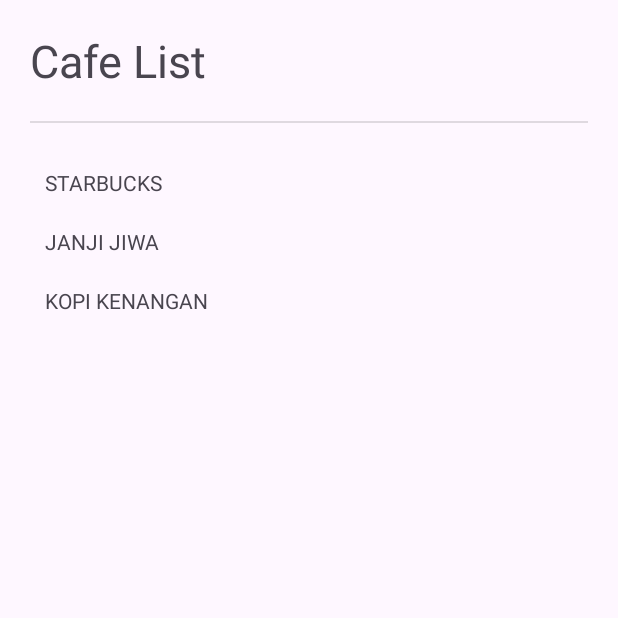
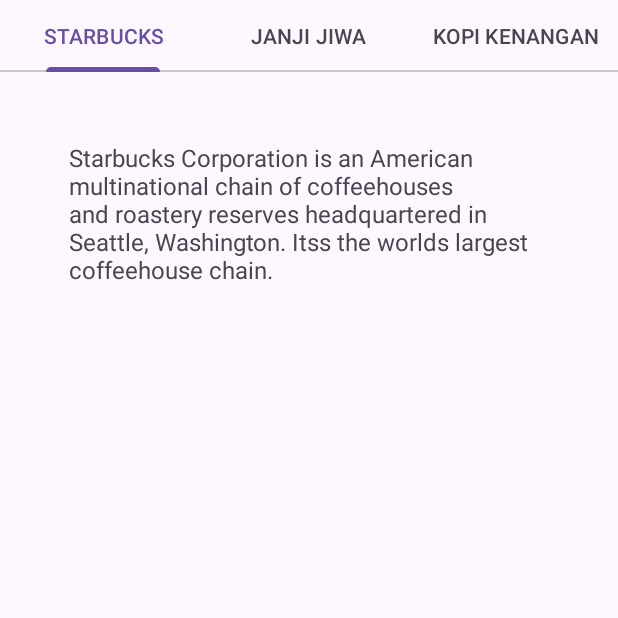
Before and after one commit to Calvin-braus/LAB_WEEK_04, an Android app: the fragment CafeFragment shown on its own in the app's theme, on a phone screen of 412 x 824 dp, the top half of it. Run offline under Robolectric (Android 15) with nearby library versions, the phone set to English and light mode, and no system bars.

Commit message:
Commit No. 3 – Tabbeb Navigation

```diff
--- /dev/null
+++ b/app/src/main/java/com/example/lab_week_04/CafeAdapter.kt
@@ -0,0 +1,27 @@
+package com.example.lab_week_04
+
+import androidx.fragment.app.Fragment
+import androidx.viewpager2.adapter.FragmentStateAdapter
+
+// List tab yang akan ditampilkan
+val TABS_FIXED = listOf(
+    R.string.starbucks_title,
+    R.string.janjijiwa_title,
+    R.string.kopikenangan_title
+)
+
+val TABS_DESC = listOf(
+    R.string.starbucks_desc,
+    R.string.janjijiwa_desc,
+    R.string.kopikenangan_desc
+)
+
+class CafeAdapter(private val fragment: Fragment) : FragmentStateAdapter(fragment) {
+
+    override fun getItemCount(): Int = TABS_FIXED.size
+
+    override fun createFragment(position: Int): Fragment {
+        val desc = fragment.requireContext().getString(TABS_DESC[position])
+        return CafeDetailFragment.newInstance(desc)
+    }
+}
--- /dev/null
+++ b/app/src/main/java/com/example/lab_week_04/CafeDetailFragment.kt
@@ -0,0 +1,43 @@
+package com.example.lab_week_04
+
+import android.os.Bundle
+import androidx.fragment.app.Fragment
+import android.view.LayoutInflater
+import android.view.View
+import android.view.ViewGroup
+import android.widget.TextView
+
+
+private const val TAB_CONTENT = "TAB_CONTENT"
+
+class CafeDetailFragment : Fragment() {
+    private var content: String? = null
+
+    override fun onCreate(savedInstanceState: Bundle?) {
+        super.onCreate(savedInstanceState)
+        arguments?.let {
+            content = it.getString(TAB_CONTENT)
+        }
+    }
+
+    override fun onCreateView(
+        inflater: LayoutInflater, container: ViewGroup?,
+        savedInstanceState: Bundle?
+    ): View? {
+        return inflater.inflate(R.layout.fragment_cafe_detail, container, false)
+    }
+
+    override fun onViewCreated(view: View, savedInstanceState: Bundle?) {
+        super.onViewCreated(view, savedInstanceState)
+        view.findViewById<TextView>(R.id.content_description)?.text = content
+    }
+
+    companion object {
+        fun newInstance(content: String) =
+            CafeDetailFragment().apply {
+                arguments = Bundle().apply {
+                    putString(TAB_CONTENT, content)
+                }
+            }
+    }
+}
--- a/app/src/main/java/com/example/lab_week_04/CafeFragment.kt
+++ b/app/src/main/java/com/example/lab_week_04/CafeFragment.kt
@@ -1,59 +1,37 @@
 package com.example.lab_week_04
 
 import android.os.Bundle
-import androidx.fragment.app.Fragment
 import android.view.LayoutInflater
 import android.view.View
 import android.view.ViewGroup
+import androidx.fragment.app.Fragment
+import androidx.viewpager2.widget.ViewPager2
+import com.google.android.material.tabs.TabLayout
+import com.google.android.material.tabs.TabLayoutMediator
 
-// TODO: Rename parameter arguments, choose names that match
-// the fragment initialization parameters, e.g. ARG_ITEM_NUMBER
-private const val ARG_PARAM1 = "param1"
-private const val ARG_PARAM2 = "param2"
-
-/**
- * A simple [Fragment] subclass.
- * Use the [CafeFragment.newInstance] factory method to
- * create an instance of this fragment.
- */
 class CafeFragment : Fragment() {
-    // TODO: Rename and change types of parameters
-    private var param1: String? = null
-    private var param2: String? = null
-
     override fun onCreate(savedInstanceState: Bundle?) {
         super.onCreate(savedInstanceState)
-        arguments?.let {
-            param1 = it.getString(ARG_PARAM1)
-            param2 = it.getString(ARG_PARAM2)
-        }
     }
 
     override fun onCreateView(
         inflater: LayoutInflater, container: ViewGroup?,
         savedInstanceState: Bundle?
     ): View? {
-        // Inflate the layout for this fragment
+        // Inflate layout
         return inflater.inflate(R.layout.fragment_cafe, container, false)
     }
 
-    companion object {
-        /**
-         * Use this factory method to create a new instance of
-         * this fragment using the provided parameters.
-         *
-         * @param param1 Parameter 1.
-         * @param param2 Parameter 2.
-         * @return A new instance of fragment CafeFragment.
-         */
-        // TODO: Rename and change types and number of parameters
-        @JvmStatic
-        fun newInstance(param1: String, param2: String) =
-            CafeFragment().apply {
-                arguments = Bundle().apply {
-                    putString(ARG_PARAM1, param1)
-                    putString(ARG_PARAM2, param2)
-                }
-            }
+    override fun onViewCreated(view: View, savedInstanceState: Bundle?) {
+        super.onViewCreated(view, savedInstanceState)
+
+        val viewPager = view.findViewById<ViewPager2>(R.id.view_pager)
+        val tabLayout = view.findViewById<TabLayout>(R.id.tab_layout)
+        val adapter = CafeAdapter(this) // 'this' adalah Fragment
+        viewPager.adapter = adapter
+
+        TabLayoutMediator(tabLayout, viewPager) { tab, position ->
+            tab.text = resources.getString(TABS_FIXED[position])
+        }.attach()
     }
 }
--- a/app/src/main/java/com/example/lab_week_04/MainActivity.kt
+++ b/app/src/main/java/com/example/lab_week_04/MainActivity.kt
@@ -30,7 +30,7 @@ class MainActivity : AppCompatActivity() {
             setOf(
                 R.id.listFragment,
                 R.id.favoritesFragment,
-                R.id.cafeFragment
+                R.id.cafeFragment2
             ), findViewById(R.id.drawer_layout)
         )
 
--- a/app/src/main/res/layout/fragment_cafe.xml
+++ b/app/src/main/res/layout/fragment_cafe.xml
@@ -1,46 +1,27 @@
-<ScrollView xmlns:android="http://schemas.android.com/apk/res/android"
+<?xml version="1.0" encoding="utf-8"?>
+<androidx.constraintlayout.widget.ConstraintLayout
+    xmlns:android="http://schemas.android.com/apk/res/android"
+    xmlns:app="http://schemas.android.com/apk/res-auto"
     xmlns:tools="http://schemas.android.com/tools"
     android:layout_width="match_parent"
-    android:layout_height="match_parent"
-    tools:context=".CafeFragment"
-    android:padding="20dp">
+    android:layout_height="match_parent">
 
-    <LinearLayout
+    <!-- TabLayout untuk navigasi antar cafe -->
+
+    <!-- ViewPager2 untuk menampilkan konten tiap tab -->
+    <com.google.android.material.tabs.TabLayout
+        android:id="@+id/tab_layout"
         android:layout_width="match_parent"
         android:layout_height="wrap_content"
-        android:orientation="vertical">
+        app:layout_constraintTop_toTopOf="parent"
+        app:tabMode="fixed"
+        tools:layout_editor_absoluteX="-16dp" />
 
-        <TextView
-            android:layout_width="match_parent"
-            android:layout_height="wrap_content"
-            android:textSize="30sp"
-            android:text="@string/cafe_list"/>
+    <androidx.viewpager2.widget.ViewPager2
+        android:id="@+id/view_pager"
+        android:layout_width="match_parent"
+        android:layout_height="0dp"
+        app:layout_constraintTop_toBottomOf="@id/tab_layout"
+        app:layout_constraintBottom_toBottomOf="parent"/>
 
-        <View
-            android:layout_width="match_parent"
-            android:layout_height="1dp"
-            android:layout_marginVertical="20dp"
-            android:background="?android:attr/dividerVertical" />
-
-        <TextView
-            android:id="@+id/affogato"
-            android:layout_width="match_parent"
-            android:layout_height="wrap_content"
-            android:padding="10dp"
-            android:text="@string/starbucks_title"/>
-
-        <TextView
-            android:id="@+id/americano"
-            android:layout_width="match_parent"
-            android:layout_height="wrap_content"
-            android:padding="10dp"
-            android:text="@string/janjijiwa_title"/>
-
-        <TextView
-            android:id="@+id/latte"
-            android:layout_width="match_parent"
-            android:layout_height="wrap_content"
-            android:padding="10dp"
-            android:text="@string/kopikenangan_title"/>
-    </LinearLayout>
-</ScrollView>
+</androidx.constraintlayout.widget.ConstraintLayout>
--- /dev/null
+++ b/app/src/main/res/layout/fragment_cafe_detail.xml
@@ -0,0 +1,17 @@
+<?xml version="1.0" encoding="utf-8"?>
+<FrameLayout
+    xmlns:android="http://schemas.android.com/apk/res/android"
+    xmlns:tools="http://schemas.android.com/tools"
+    android:layout_width="match_parent"
+    android:layout_height="match_parent"
+    android:padding="30dp"
+    tools:context=".CafeDetailFragment">
+
+    <TextView
+        android:id="@+id/content_description"
+        android:layout_width="match_parent"
+        android:layout_height="wrap_content"
+        android:textSize="16sp"
+        android:padding="16dp"/>
+
+</FrameLayout>
--- a/app/src/main/res/menu/bottom_nav_menu.xml
+++ b/app/src/main/res/menu/bottom_nav_menu.xml
@@ -7,7 +7,7 @@
         android:title="@string/bottom_menu_coffee" />
 
     <item
-        android:id="@+id/cafeFragment"
+        android:id="@+id/cafeFragment2"
         android:icon="@drawable/cafe"
         android:title="@string/bottom_menu_cafe" />
 
--- a/app/src/main/res/values/strings.xml
+++ b/app/src/main/res/values/strings.xml
@@ -25,8 +25,20 @@
 
     <!-- Cafe -->
     <string name="starbucks_title">STARBUCKS</string>
+    <string name="starbucks_desc">
+        Starbucks Corporation is an American multinational chain of coffeehouses and roastery reserves headquartered in Seattle, Washington. Itss the worlds largest coffeehouse chain.
+    </string>
+
     <string name="janjijiwa_title">JANJI JIWA</string>
+    <string name="janjijiwa_desc">
+        Janji Jiwa is a local coffee brand popular among students, workers, and families. "Coffee from the heart", classic taste for coffee lovers.
+    </string>
+
     <string name="kopikenangan_title">KOPI KENANGAN</string>
+    <string name="kopikenangan_desc">
+        At Kopi Kenangan, they serve high-quality coffee with the freshest local ingredients to customers across Indonesia and the world.
+    </string>
+
     <!-- TODO: Remove or change this placeholder text -->
     <string name="hello_blank_fragment">Hello blank fragment</string>
 </resources>
```
